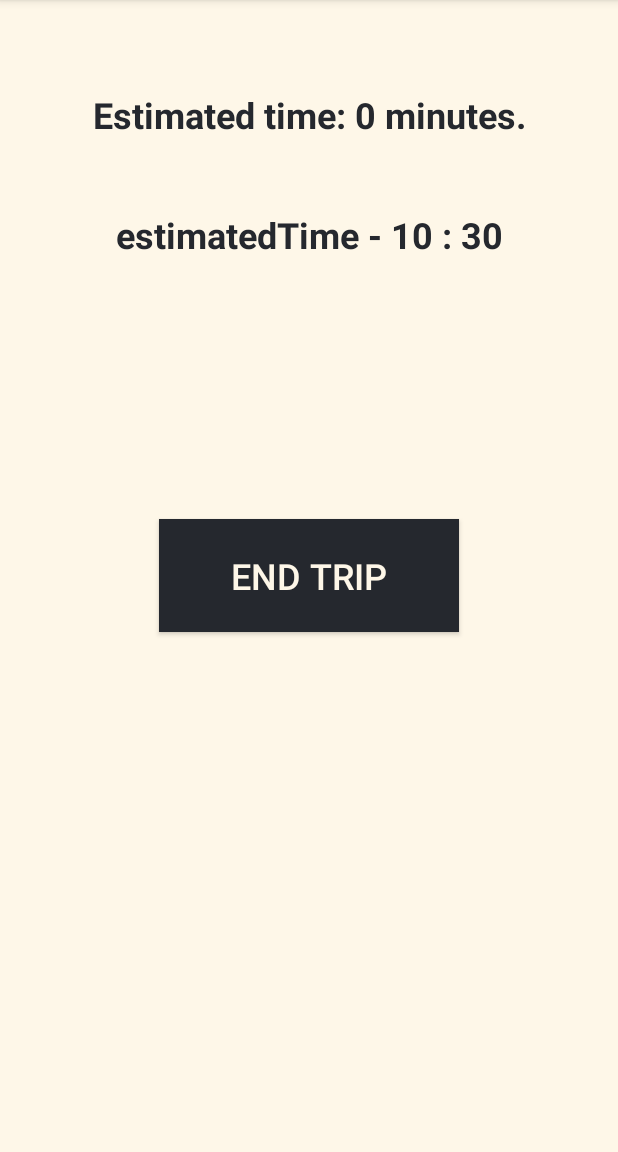
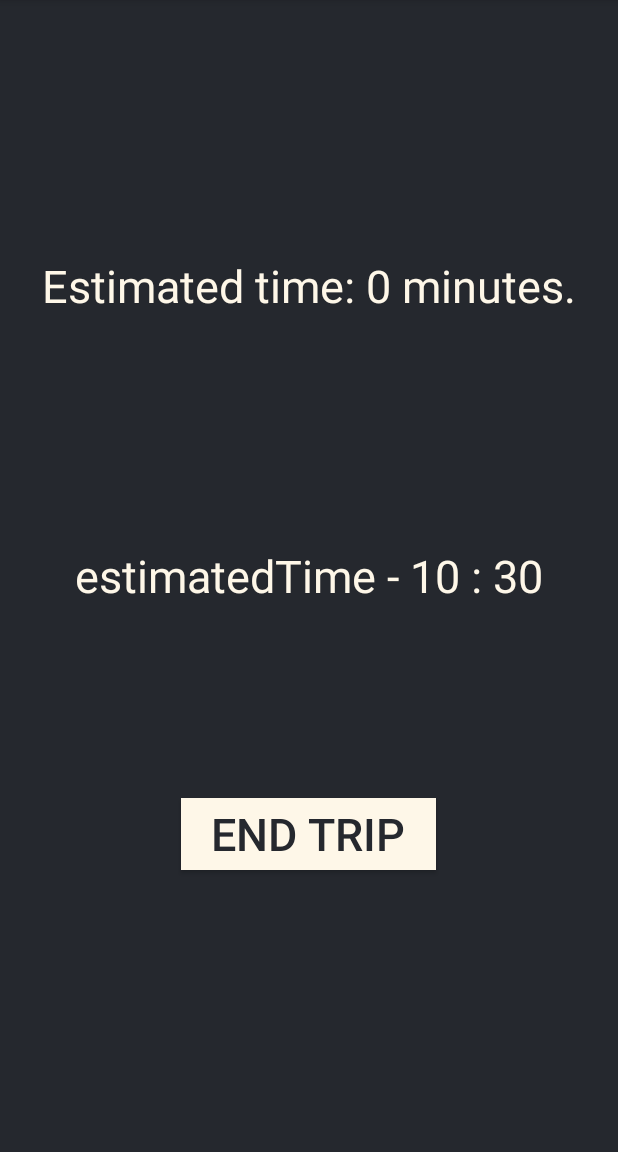
Before and after one commit to nb2998/Suraksha, an Android app: the OngoingTripActivity screen opened directly, with no data from a screen before it, on a phone screen of 412 x 824 dp, the part 84-1236 px from its top. Run offline under Robolectric (Android 15) with nearby library versions, the phone set to English and light mode, and no system bars; 1 statement that could not run was skipped.

Commit message:
UI Ongoing trip changes

```diff
--- a/app/src/main/res/layout/activity_ongoing_trip.xml
+++ b/app/src/main/res/layout/activity_ongoing_trip.xml
@@ -5,20 +5,19 @@
     android:layout_width="match_parent"
     android:layout_height="match_parent"
     android:orientation="vertical"
-    android:background="#FEF7E8"
+    android:background="#25282E"
     tools:context=".OngoingTripActivity">
 
     <TextView
         android:id="@+id/tvTime"
         android:layout_width="match_parent"
         android:layout_height="wrap_content"
-        android:layout_alignParentStart="true"
         android:layout_alignParentTop="true"
-        android:layout_marginTop="60dp"
-        android:gravity="center"
-        android:textColor="#25282E"
-        android:textSize="24sp"
-        android:textStyle="bold"
+        android:layout_centerHorizontal="true"
+        android:layout_marginTop="170dp"
+        android:textAlignment="center"
+        android:textColor="#FEF7E8"
+        android:textSize="30sp"
         tools:text="Estimated time : 40 mins" />
 
     <TextView
@@ -26,22 +25,22 @@
         android:layout_width="match_parent"
         android:layout_height="wrap_content"
         android:layout_alignParentStart="true"
-        android:layout_alignParentTop="true"
-        android:layout_marginTop="140dp"
-        android:gravity="center"
-        android:textColor="#25282E"
-        android:textSize="24sp"
-        android:textStyle="bold"
+        android:layout_centerVertical="true"
+        android:textAlignment="center"
+        android:textColor="#FEF7E8"
+        android:textSize="30sp"
         tools:text="@string/estimated_arrival" />
 
     <Button
         android:id="@+id/btnEndTrip"
-        android:layout_width="200dp"
-        android:layout_height="75dp"
-        android:layout_centerInParent="true"
+        android:layout_width="170dp"
+        android:layout_height="wrap_content"
+        android:layout_alignParentBottom="true"
+        android:layout_centerHorizontal="true"
+        android:layout_marginBottom="188dp"
+        android:background="#FEF7E8"
         android:text="End trip"
-        android:textColor="#FEF7E8"
-        android:background="#25282E"
-        android:textSize="24sp" />
+        android:textColor="#25282E"
+        android:textSize="30sp" />
 
 </RelativeLayout>
--- a/app/src/main/res/layout/content_police_mail.xml
+++ b/app/src/main/res/layout/content_police_mail.xml
@@ -15,7 +15,7 @@
         android:layout_height="wrap_content"
         android:layout_weight="3"
         android:orientation="vertical"
-        android:weight="2">
+        >
 
 
         <TextView
--- a/app/src/main/res/layout/nav_header_main.xml
+++ b/app/src/main/res/layout/nav_header_main.xml
@@ -14,7 +14,7 @@
 
     <ImageView
         android:id="@+id/imageView"
-        android:layout_width="wrap_content"
+        android:layout_width="match_parent"
         android:layout_height="wrap_content"
         android:contentDescription="@string/nav_header_desc"
         android:paddingTop="@dimen/nav_header_vertical_spacing"
```
